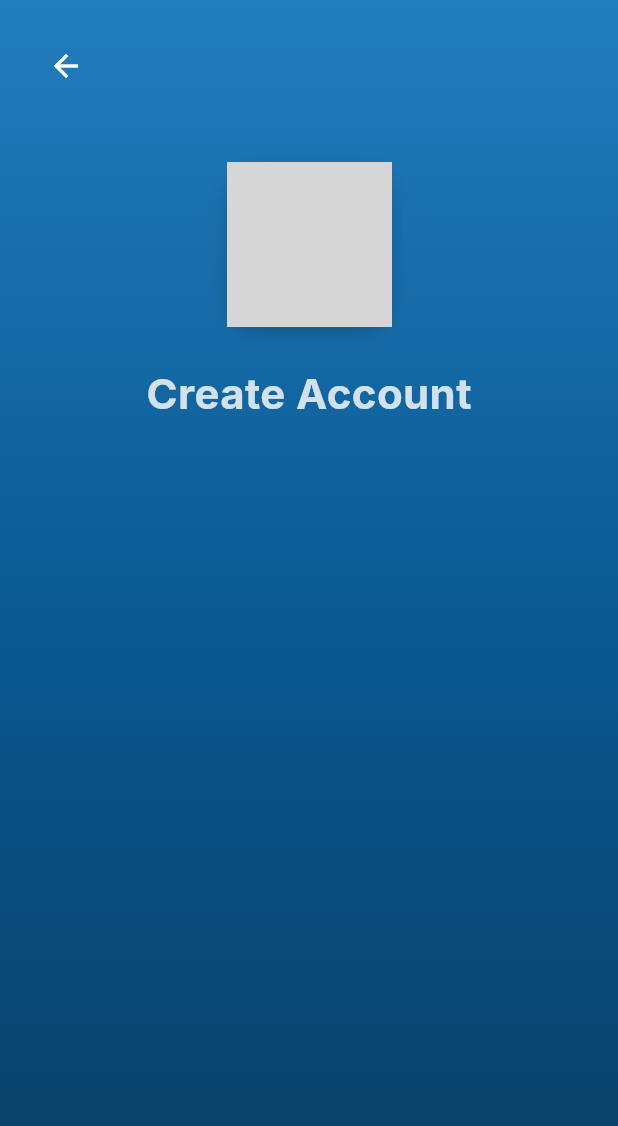
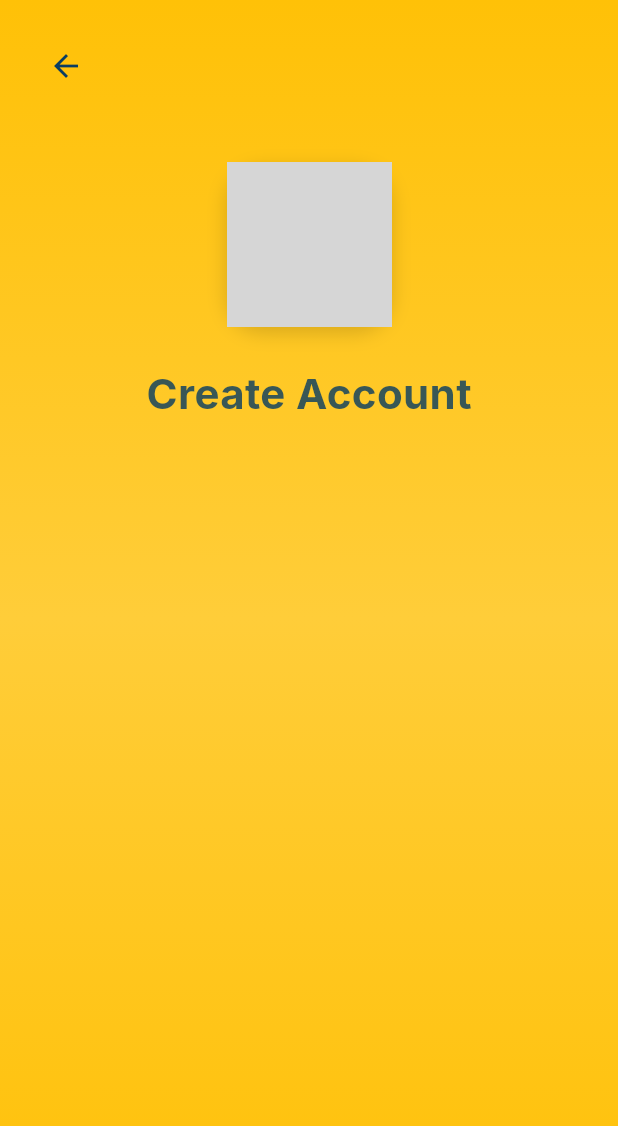
Before and after one commit to one-project-one-month/user-banking-app-flutter, a Flutter app: the screen it shows after launch, after a tap on "Create Account", on a phone screen of 412 x 824 dp. Shown: the top 1126 px of the screen. Run offline on Flutter 3.47's test engine with Material 3 defaults, Android fonts, the phone set to English and light mode, and no system bars; our stand-ins replace another_flushbar, bloc, camera, carousel_slider, dropdown_button2, equatable and 7 more; missing offline and left inert: mobile_scanner; accounts and stored records are empty; grey boxes are pictures that could not be loaded.

Commit message:
add theme in auth

```diff
--- a/lib/Routes/app_routes.dart
+++ b/lib/Routes/app_routes.dart
@@ -13,7 +13,6 @@ import 'package:banking_app/screens/Settings/settings_screen.dart';
 import 'package:banking_app/screens/Transfer/views/transfer_screen.dart';
 import 'package:banking_app/screens/auth/controllers/auth_bloc.dart';
 
-import 'package:banking_app/screens/auth/views/main_screen.dart';
 import 'package:banking_app/screens/auth/views/login_screen.dart';
 import 'package:banking_app/screens/auth/views/welcome_screen.dart';
 import 'package:banking_app/screens/auth/views/opt_screen.dart';
--- a/lib/main.dart
+++ b/lib/main.dart
@@ -5,20 +5,15 @@ import 'package:banking_app/screens/KYC/document/controllers/upload/upload_bloc.
 import 'package:banking_app/screens/KYC/document/controllers/verification/verification_bloc.dart';
 import 'package:banking_app/screens/KYC/face_authentication/controller/face_auth_bloc.dart';
 import 'package:banking_app/screens/KYC/face_authentication/service/face_auth_service.dart';
-import 'package:banking_app/screens/Main/home_screen.dart';
-import 'package:banking_app/screens/Nickname/views/nickname_create.dart';
-import 'package:banking_app/screens/Nickname/views/nickname_list.dart';
 import 'package:banking_app/screens/Settings/controllers/settings_bloc.dart';
-import 'package:banking_app/screens/Settings/controllers/settings_event.dart';
 import 'package:banking_app/screens/Settings/controllers/settings_state.dart';
 import 'package:banking_app/screens/Transfer/controllers/transfer_bloc.dart';
 import 'package:banking_app/screens/Transactions/controllers/transaction_bloc.dart';
 import 'package:banking_app/screens/auth/controllers/auth_bloc.dart';
-import 'package:banking_app/screens/views/splash_screen.dart';
+
 import 'package:banking_app/screens/Main/controllers/user_bloc.dart';
+import 'package:banking_app/screens/auth/views/splash_screen.dart';
 
-import 'package:banking_app/screens/Settings/controllers/settings_bloc.dart';
-import 'package:banking_app/screens/auth/views/splash_screen.dart';
 
 import 'package:flutter/material.dart';
 import 'package:flutter_bloc/flutter_bloc.dart';
@@ -27,9 +22,9 @@ import 'screens/auth/services/cache_service.dart';
 Future<void> main() async {
   WidgetsFlutterBinding.ensureInitialized();
 
-  // 🧩 Load theme setting before runApp to avoid flash
+// 🧩 Load theme setting before runApp to avoid flash
   final cache = CacheService();
-  const initKey = '_settings_initialized';
+  final initKey = Constant.cacheSettingInitializedKey;
   final initialized = await cache.getBool(initKey);
 
   bool darkMode = false;
@@ -66,7 +61,7 @@ class MyApp extends StatelessWidget {
     return MultiBlocProvider(
       providers: [
         // Settings Bloc - Only once
-        BlocProvider<SettingsBloc>(create: (context) => SettingsBloc()..add(LoadSettings())),
+        BlocProvider<SettingsBloc>.value(value: settingsBloc),
 
         // KYC Blocs
         BlocProvider<UploadBloc>(create: (context) => UploadBloc()),
--- a/lib/screens/Main/home_screen.dart
+++ b/lib/screens/Main/home_screen.dart
@@ -106,7 +106,7 @@ class _HomeScreenState extends State<HomeScreen> {
                 SnackBar(content: Text(state.errorMessage ?? 'Session expired'), backgroundColor: Colors.red),
               );
               Future.delayed(const Duration(seconds: 1), () {
-                AppRoutes.navigateAndRemoveUntil(context, AppRoutes.login);
+                AppRoutes.navigateAndRemoveUntil(context, AppRoutes.welcome);
               });
             } else {
               ScaffoldMessenger.of(context).showSnackBar(
--- a/lib/screens/Settings/controllers/settings_bloc.dart
+++ b/lib/screens/Settings/controllers/settings_bloc.dart
@@ -10,13 +10,16 @@ class SettingsBloc extends Bloc<SettingsEvent, SettingsState> {
   final SettingsApiService api;
   final CacheService cache;
 
-  static const _kDark = 'settings_dark_mode';
-  static const _kAuto = 'settings_auto_save';
+   static const _kDark = Constant.cacheSettingDarkModeKey;
+  static const _kAuto = Constant.cacheSettingAutoSaveKey;
 
-  SettingsBloc({SettingsApiService? apiService, CacheService? cacheService})
-    : api = apiService ?? SettingsApiService(baseUrl: "http://10.0.2.2:7777"),
-      cache = cacheService ?? CacheService(),
-      super(SettingsState.initial()) {
+   SettingsBloc({
+    SettingsApiService? apiService,
+    CacheService? cacheService,
+    SettingsState? initialState, // 👈 Add this parameter
+  })  : api = apiService ?? SettingsApiService(),
+  cache = cacheService ?? CacheService(),
+        super(initialState ?? SettingsState.initial()) {
     // Persistence handlers
     on<LoadSettings>(_onLoad);
     on<ToggleDarkMode>(_onToggleDark);
@@ -32,7 +35,7 @@ class SettingsBloc extends Bloc<SettingsEvent, SettingsState> {
 
   Future<void> _onLoad(LoadSettings event, Emitter<SettingsState> emit) async {
     // If app runs for the first time, persist initial defaults then emit them.
-    const initKey = '_settings_initialized';
+    const initKey = Constant.cacheSettingInitializedKey;
     final initialized = await cache.getBool(initKey);
 
     if (!event.force && (initialized == null || initialized == false)) {
--- a/lib/screens/Transfer/views/transaction_success_screen.dart
+++ b/lib/screens/Transfer/views/transaction_success_screen.dart
@@ -337,7 +337,7 @@ class _TransactionSuccessScreenState extends State<TransactionSuccessScreen> {
             ),
           ],
         ),
-        child: customElevatedButton(
+        child: customElevatedButton(context: context,
           onPressed: _saveReceipt,
           text: 'Save Receipt',
           color: const Color(0xFF0A3D62),
--- a/lib/screens/Transfer/views/transfer_screen.dart
+++ b/lib/screens/Transfer/views/transfer_screen.dart
@@ -1,4 +1,4 @@
-import 'package:banking_app/Routes/app_routes.dart';
+
 import 'package:banking_app/screens/Transfer/views/transfer_confirmation_screen.dart';
 import 'package:dropdown_button2/dropdown_button2.dart';
 import 'package:flutter/material.dart';
--- a/lib/screens/Transfer/views/widgets/nickname_bottom_sheet.dart
+++ b/lib/screens/Transfer/views/widgets/nickname_bottom_sheet.dart
@@ -134,7 +134,7 @@ class _NicknameBottomSheetState extends State<NicknameBottomSheet> {
                 SizedBox(height: CommonSize.s24(context)),
 
                 // Save button
-                customElevatedButton(
+                customElevatedButton(context: context,
                   onPressed: _saveNickname,
                   text: 'Save',
                   color: const Color(0xFF0A3D62),
--- a/lib/screens/auth/views/signup_screen.dart
+++ b/lib/screens/auth/views/signup_screen.dart
@@ -72,14 +72,15 @@ class _SignupScreenState extends State<SignupScreen> with SingleTickerProviderSt
 
   @override
   Widget build(BuildContext context) {
+     final theme = Theme.of(context);
     return BlocProvider(
       create: (_) => AuthBloc(),
       child: Scaffold(
         body: Container(
-          decoration: const BoxDecoration(
+          decoration:  BoxDecoration(
             gradient: LinearGradient(
-              colors: [Color(0xFF227DBE), Color.fromARGB(255, 10, 89, 146), Color(0xFF0A3D62)],
-              begin: Alignment.topCenter,
+               colors: [theme.colorScheme.primary, theme.colorScheme.tertiary, theme.colorScheme.primary],
+          begin: Alignment.topCenter,
               end: Alignment.bottomCenter,
             ),
           ),
@@ -94,7 +95,7 @@ class _SignupScreenState extends State<SignupScreen> with SingleTickerProviderSt
                       onPressed: () => Navigator.pop(context),
                       icon: Icon(
                         Theme.of(context).platform == TargetPlatform.iOS ? Icons.arrow_back_ios : Icons.arrow_back,
-                        color: Colors.white,
+                           color: theme.colorScheme.onPrimary,
                       ),
                     ),
                   ),
@@ -103,8 +104,16 @@ class _SignupScreenState extends State<SignupScreen> with SingleTickerProviderSt
                     opacity: _logoFade,
                     child: SlideTransition(
                       position: _logoSlide,
-                      child: AppLogo(width: 110, height: 110, borderRadius: 24, showShadow: true),
-                    ),
+                      child:  theme.colorScheme.brightness == Brightness.dark
+                            ? const AppLogo(
+                                width: 110,
+                                height: 110,
+                                borderRadius: 24,
+                                showShadow: true,
+                              )
+                            : const
+                        AppLogo2(width: 110, height: 110, borderRadius: 24, showShadow: true),
+                       ),
                   ),
                   SizedBox(height: CommonSize.s20(context)),
                   FadeTransition(
@@ -115,7 +124,7 @@ class _SignupScreenState extends State<SignupScreen> with SingleTickerProviderSt
                         'Create Account',
                         style: TextStyle(
                           fontSize: CommonSize.s28(context),
-                          color: Colors.white,
+                           color: theme.colorScheme.onPrimary,
                           fontWeight: FontWeight.bold,
                         ),
                       ),
@@ -134,14 +143,14 @@ class _SignupScreenState extends State<SignupScreen> with SingleTickerProviderSt
                             position: _1TextFieldSlide,
                             child: customTextField(
                               controller: _emailController,
-                              errorStyle: const TextStyle(color: Color.fromARGB(255, 240, 252, 2)),
+                              errorStyle:  TextStyle(color: theme.colorScheme.error),
                               hintText: 'Enter your email',
-                              textStyle: const TextStyle(color: Colors.white),
+                              textStyle:  TextStyle(color: theme.colorScheme.onPrimary),
                               keyboardType: TextInputType.emailAddress,
-                              prefixIcon: const Icon(Icons.email),
-                              borderColor: Colors.white,
-                              hintStyle: const TextStyle(color: Colors.white),
-                              prefixIconColor: Colors.white,
+                              prefixIcon:  Icon(Icons.email),
+                              borderColor: theme.colorScheme.onPrimary,
+                              hintStyle:  TextStyle(color: theme.colorScheme.onPrimary),
+                              prefixIconColor: theme.colorScheme.onPrimary,
                               validator: (value) {
                                 if (value == null || value.isEmpty) {
                                   return 'Please enter your email';
@@ -210,10 +219,10 @@ class _SignupScreenState extends State<SignupScreen> with SingleTickerProviderSt
                                   if (!isLoading && _formKey.currentState!.validate()) {
                                     context.read<AuthBloc>().add(AuthRequestOTP(_emailController.text.trim()));
                                   }
-                                },
+                                },  context: context,
                                 text: "Continue",
-                                color: Colors.white,
-                                textColor: const Color(0xFF1E3C72),
+                                color: theme.colorScheme.onPrimary,
+                                textColor: theme.colorScheme.primary,
                                 borderRadius: BorderRadius.circular(CommonSize.s10(context)),
                                 height: CommonSize.s48(context),
                                 width: double.infinity,
@@ -230,7 +239,7 @@ class _SignupScreenState extends State<SignupScreen> with SingleTickerProviderSt
                               Text(
                                 "Already have an account? ",
                                 style: TextStyle(
-                                  color: Colors.white.withOpacity(0.9),
+                                  color: theme.colorScheme.onPrimary.withOpacity(0.9),
                                   fontSize: CommonSize.s16(context),
                                 ),
                               ),
@@ -239,10 +248,10 @@ class _SignupScreenState extends State<SignupScreen> with SingleTickerProviderSt
                                 child: Text(
                                   "Log in",
                                   style: TextStyle(
-                                    color: Colors.white,
+                                    color: theme.colorScheme.onPrimary,
                                     fontSize: CommonSize.s16(context),
                                     decoration: TextDecoration.underline,
-                                    decorationColor: Colors.white,
+                                    decorationColor: theme.colorScheme.onPrimary,
                                     fontWeight: FontWeight.w600,
                                   ),
                                 ),
--- a/lib/screens/auth/views/splash_screen.dart
+++ b/lib/screens/auth/views/splash_screen.dart
@@ -98,7 +98,7 @@ class _SplashScreenState extends State<SplashScreen>
               ),
             ),
           ),
-          Positioned(bottom: 10, right: 1,left: 1,child:   Center(child: Text(Constant.appVersion)),)
+          Positioned(bottom: 10, right: 1,left: 1,child:   Center(child: Text(Constant.appVersion,style: theme.textTheme.bodySmall,)),)
           ]
         ),
       ),
--- a/lib/screens/auth/views/welcome_screen.dart
+++ b/lib/screens/auth/views/welcome_screen.dart
@@ -95,8 +95,16 @@ class _MainScreenState extends State<WelcomeScreen>
                         opacity: _logoFade,
                         child: SlideTransition(
                           position: _logoSlide,
-                          child: AppLogo(width: 110, height: 110, borderRadius: 24, showShadow: true),
-                        ),
+                          child:  theme.colorScheme.brightness == Brightness.dark
+                            ? const AppLogo(
+                                width: 110,
+                                height: 110,
+                                borderRadius: 24,
+                                showShadow: true,
+                              )
+                            : const
+                        AppLogo2(width: 110, height: 110, borderRadius: 24, showShadow: true),
+                      ),
                       ),
                       SizedBox(height: CommonSize.s32(context)),
                       FadeTransition(
@@ -137,6 +145,7 @@ class _MainScreenState extends State<WelcomeScreen>
                           //     AppRoutes.personalInfo,
                           //   );
                           // },
+                          context: context,
                           onPressed: () => Navigator.push(context, MaterialPageRoute(builder: (_) => const SignupScreen())),
                           text: "Create Account",
                           color: theme.colorScheme.onPrimary,
--- a/lib/screens/auth/widgets/button.dart
+++ b/lib/screens/auth/widgets/button.dart
@@ -1,9 +1,10 @@
+import 'package:banking_app/AppStyles/Style.dart';
 import 'package:flutter/material.dart';
 
 
 Widget customElevatedButton({
   required String text,
-  VoidCallback? onPressed,
+  VoidCallback? onPressed,required BuildContext context,
 
   bool isLoading = false,
   Color? color,
@@ -14,6 +15,7 @@ Widget customElevatedButton({
   FontWeight? fontWeight,
   BorderRadius? borderRadius,
 }) {
+ final theme = Theme.of(context);
   return ElevatedButton(
     style: ButtonStyle(
       backgroundColor: WidgetStateProperty.all(color ?? Colors.blue),
@@ -28,10 +30,11 @@ Widget customElevatedButton({
     ),
     onPressed: isLoading ? null : onPressed,
     child: isLoading
-        ? const SizedBox(
+        ?  SizedBox(
             width: 20,
             height: 20,
-            child: CircularProgressIndicator.adaptive(strokeWidth: 2),
+            child: CircularProgressIndicator.adaptive(strokeWidth: 2,backgroundColor:
+            theme.colorScheme.brightness == Brightness.light ? Colors.white : AppColors.deepNavy,),
           )
         : Text(text,
             style: TextStyle(
--- a/pubspec.yaml
+++ b/pubspec.yaml
@@ -77,6 +77,7 @@ flutter:
   assets:
    - assets/
    - assets/logo/flypay.png
+   - assets/logo/flypay2.png
    - assets/font_image/
    - assets/svg/
    - assets/svg/Passport.svg
```
Also changed, not shown: lib/screens/auth/views/login_screen.dart (+14 -4 lines), lib/screens/auth/views/opt_screen.dart (+61 -33 lines), lib/screens/auth/views/personalinfo_screen.dart (+48 -44 lines).
